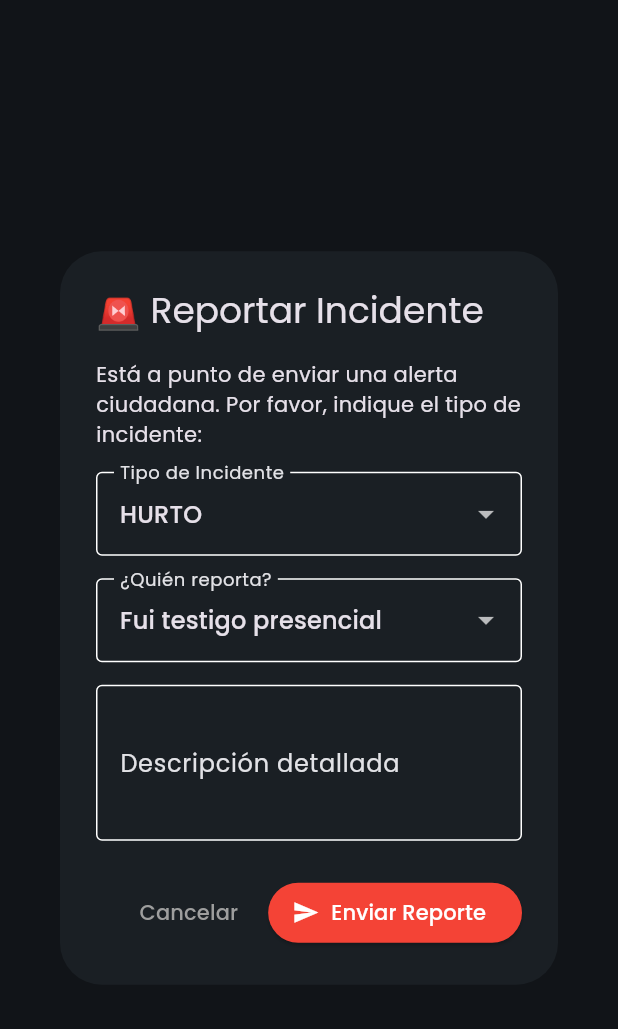
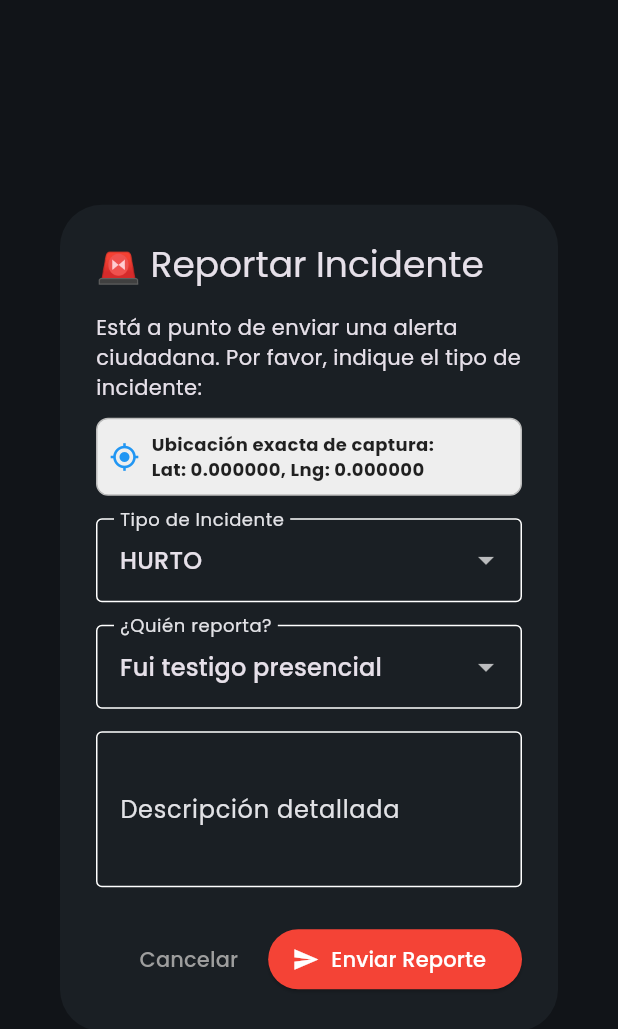
Before and after one commit to pieroalexanderppc/sgeo_pp, a Flutter app: the ReportDialog widget shown alone on an empty page, opened directly with empty values, on a phone screen of 412 x 824 dp. Shown: the top 1029 px of the screen. Run offline on Flutter 3.47's test engine with Material 3 defaults, Android fonts, the phone set to English and light mode, and no system bars; our stand-ins replace flutter_animate, flutter_map, geolocator, google_fonts, latlong2, sliding_up_panel; network calls fail.

Commit message:
Proyecto SeguridadGeo v5

```diff
--- a/lib/features/map/views/widgets/report_dialog.dart
+++ b/lib/features/map/views/widgets/report_dialog.dart
@@ -69,6 +69,22 @@ class _ReportDialogState extends State<ReportDialog> {
           crossAxisAlignment: CrossAxisAlignment.start,
           children: [
             const Text('Está a punto de enviar una alerta ciudadana. Por favor, indique el tipo de incidente:'),
+            const SizedBox(height: 10),
+            Container(
+              padding: const EdgeInsets.all(8),
+              decoration: BoxDecoration(
+                color: Colors.grey.shade200,
+                borderRadius: BorderRadius.circular(8),
+                border: Border.all(color: Colors.grey.shade400)
+              ),
+              child: Row(
+                children: [
+                   const Icon(Icons.gps_fixed, size: 20, color: Colors.blue),
+                   const SizedBox(width: 8),
+                   Expanded(child: Text("Ubicación exacta de captura:\nLat: ${widget.latitud.toStringAsFixed(6)}, Lng: ${widget.longitud.toStringAsFixed(6)}", style: const TextStyle(fontSize: 12, fontWeight: FontWeight.bold, color: Colors.black87))),
+                ],
+              ),
+            ),
             const SizedBox(height: 15),
             DropdownButtonFormField<String>(
               initialValue: _subTipoSeleccionado,
--- a/lib/features/reports/views/my_reports_view.dart
+++ b/lib/features/reports/views/my_reports_view.dart
@@ -78,6 +78,23 @@ class _MyReportsViewState extends State<MyReportsView> {
                     }
                     final formattedDate = date != null ? DateFormat('dd/MM/yyyy HH:mm').format(date) : 'Fecha desconocida';
 
+                    String direccionStr = report['direccion']?.toString() ?? '';
+                    if (direccionStr.trim().isEmpty) {
+                      if (report['ubicacion'] != null && report['ubicacion']['coordinates'] != null) {
+                        try {
+                          final coords = report['ubicacion']['coordinates'];
+                          // coords es [longitud, latitud]
+                          final lng = (coords[0] as num).toStringAsFixed(5);
+                          final lat = (coords[1] as num).toStringAsFixed(5);
+                          direccionStr = 'GPS: Lat $lat, Lng $lng';
+                        } catch (e) {
+                          direccionStr = 'Ubicación por mapa';
+                        }
+                      } else {
+                        direccionStr = 'Ubicación por mapa';
+                      }
+                    }
+
                     return Card(
                       elevation: 2,
                       margin: const EdgeInsets.only(bottom: 12),
@@ -88,7 +105,7 @@ class _MyReportsViewState extends State<MyReportsView> {
                           size: 32,
                         ),
                         title: Text('${report['sub_tipo']} - ${report['estado'].toString().toUpperCase()}'),
-                        subtitle: Text('Fecha: $formattedDate\nDirección: ${report['direccion'] ?? 'No especificada'}'),
+                        subtitle: Text('Fecha: $formattedDate\nLugar: $direccionStr'),
                         isThreeLine: true,
                         trailing: const Icon(Icons.arrow_forward_ios, size: 16),
                         onTap: () {
```
Also changed, not shown: lib/features/map/views/map_view.dart (+7 -2 lines), 1 other file.
